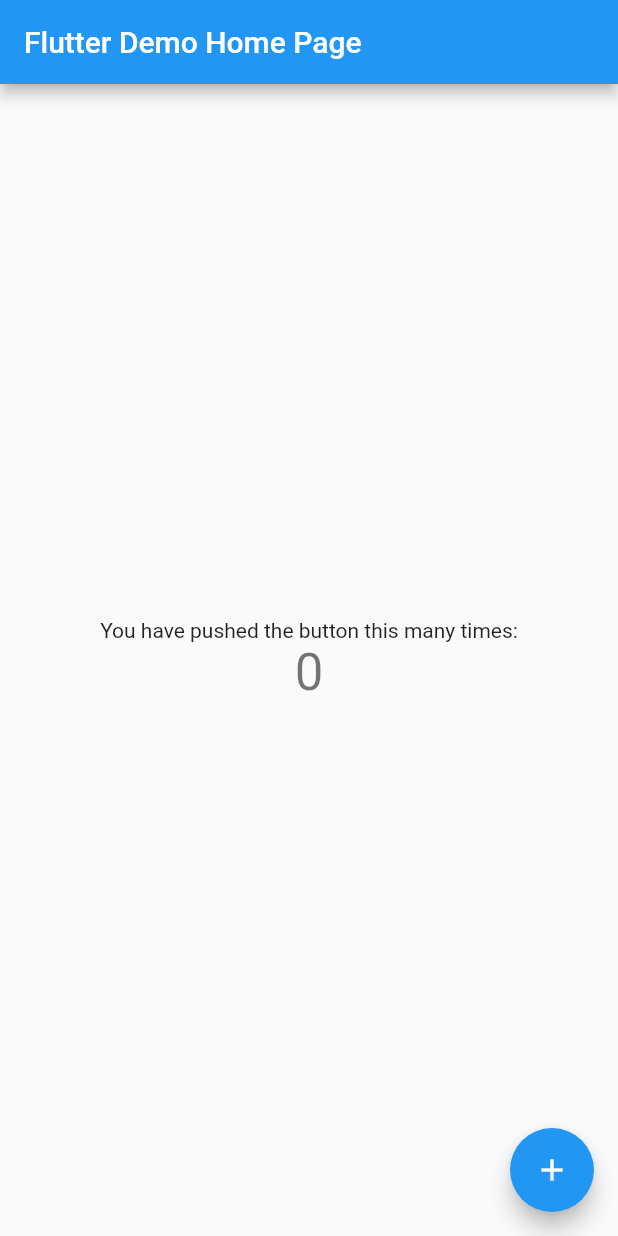
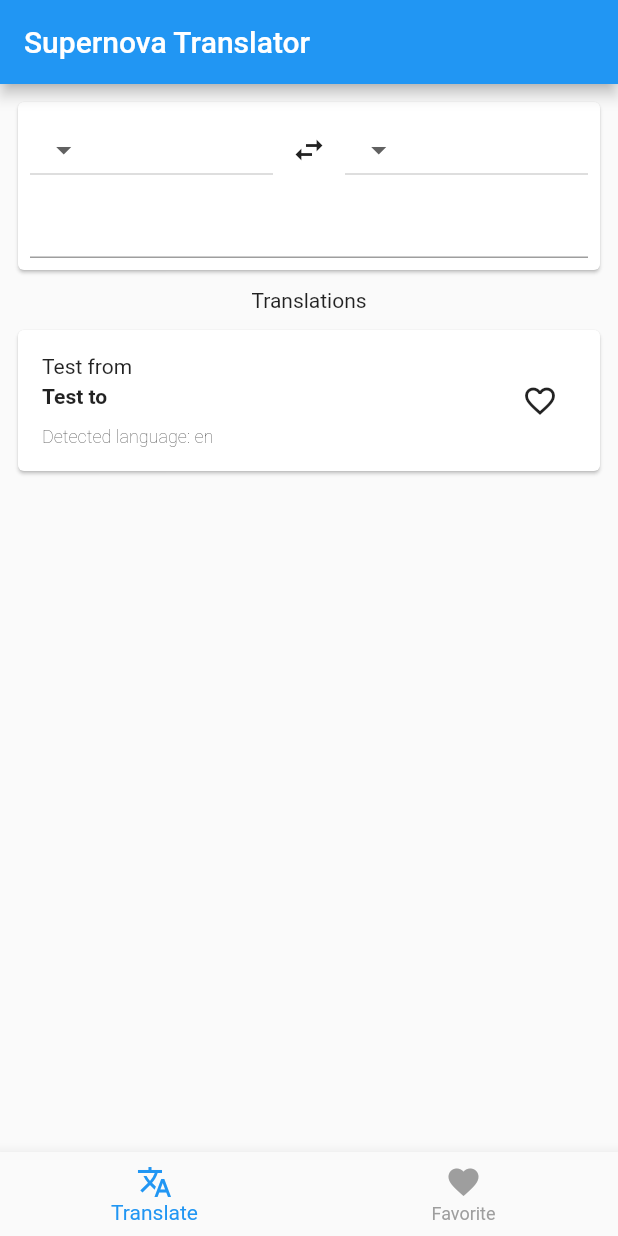
Before and after one commit to JankoLancer/supernova-translator, a Flutter app: the screen it shows after launch, on a phone screen of 412 x 824 dp. Run offline on Flutter 3.47's test engine with Material 2 defaults, Android fonts, the phone set to English and light mode, and no system bars; our stand-ins replace flutter_mobx, mobx; generated files the repository leaves out were written again.

Commit message:
Pages design and navigation

```diff
--- /dev/null
+++ b/lib/constants/enums.dart
@@ -0,0 +1 @@
+enum Pages { Home, Favorite }
--- a/lib/main.dart
+++ b/lib/main.dart
@@ -1,113 +1,98 @@
 import 'package:flutter/material.dart';
+import 'package:flutter_mobx/flutter_mobx.dart';
+import 'package:supernova_translator/constants/enums.dart';
+import 'package:supernova_translator/screens/favorite_page.dart';
+import 'package:supernova_translator/screens/translation_page.dart';
+import 'package:supernova_translator/stores/pages_store.dart';
 
 void main() {
   runApp(MyApp());
 }
 
 class MyApp extends StatelessWidget {
-  // This widget is the root of your application.
+  final _pagesStore = PagesStore(); // Instantiate the store
+
   @override
   Widget build(BuildContext context) {
     return MaterialApp(
       title: 'Flutter Demo',
       theme: ThemeData(
-        // This is the theme of your application.
-        //
-        // Try running your application with "flutter run". You'll see the
-        // application has a blue toolbar. Then, without quitting the app, try
-        // changing the primarySwatch below to Colors.green and then invoke
-        // "hot reload" (press "r" in the console where you ran "flutter run",
-        // or simply save your changes to "hot reload" in a Flutter IDE).
-        // Notice that the counter didn't reset back to zero; the application
-        // is not restarted.
         primarySwatch: Colors.blue,
       ),
-      home: MyHomePage(title: 'Flutter Demo Home Page'),
+      home: Observer(
+        builder: (_) => Scaffold(
+          appBar: _buildAppBar(),
+          body: SafeArea(
+            child: PageContainer(
+              _pagesStore.selectedDestination,
+            ),
+          ),
+          bottomNavigationBar: AppBottomNavigationBar(_pagesStore),
+        ),
+      ),
+    );
+  }
+
+  AppBar _buildAppBar() {
+    return AppBar(title: Text('Supernova Translator'));
+  }
+}
+
+class AppBottomNavigationBar extends StatelessWidget {
+  final PagesStore store;
+
+  const AppBottomNavigationBar(
+    this.store, {
+    Key? key,
+  }) : super(key: key);
+
+  @override
+  Widget build(BuildContext context) {
+    return BottomNavigationBar(
+      key: const Key('bottomNavigationBar'),
+      selectedItemColor: Colors.blue,
+      unselectedItemColor: Colors.grey,
+      currentIndex: store.selectedDestinationIndex,
+      items: PagesStoreBase.pages.map(
+        (option) {
+          switch (option) {
+            case Pages.Home:
+              return const BottomNavigationBarItem(
+                icon: Icon(Icons.translate),
+                label: 'Translate',
+              );
+            case Pages.Favorite:
+              return const BottomNavigationBarItem(
+                icon: Icon(Icons.favorite),
+                label: 'Favorite',
+              );
+            default:
+              return const BottomNavigationBarItem(
+                icon: Icon(Icons.translate),
+                label: 'Translate',
+              );
+          }
+        },
+      ).toList(),
+      onTap: (index) => store.selectPage(index),
     );
   }
 }
 
-class MyHomePage extends StatefulWidget {
-  MyHomePage({Key key, this.title}) : super(key: key);
+class PageContainer extends StatelessWidget {
+  const PageContainer(this.destination, {Key? key}) : super(key: key);
 
-  // This widget is the home page of your application. It is stateful, meaning
-  // that it has a State object (defined below) that contains fields that affect
-  // how it looks.
-
-  // This class is the configuration for the state. It holds the values (in this
-  // case the title) provided by the parent (in this case the App widget) and
-  // used by the build method of the State. Fields in a Widget subclass are
-  // always marked "final".
-
-  final String title;
-
-  @override
-  _MyHomePageState createState() => _MyHomePageState();
-}
-
-class _MyHomePageState extends State<MyHomePage> {
-  int _counter = 0;
-
-  void _incrementCounter() {
-    setState(() {
-      // This call to setState tells the Flutter framework that something has
-      // changed in this State, which causes it to rerun the build method below
-      // so that the display can reflect the updated values. If we changed
-      // _counter without calling setState(), then the build method would not be
-      // called again, and so nothing would appear to happen.
-      _counter++;
-    });
-  }
+  final Pages destination;
 
   @override
   Widget build(BuildContext context) {
-    // This method is rerun every time setState is called, for instance as done
-    // by the _incrementCounter method above.
-    //
-    // The Flutter framework has been optimized to make rerunning build methods
-    // fast, so that you can just rebuild anything that needs updating rather
-    // than having to individually change instances of widgets.
-    return Scaffold(
-      appBar: AppBar(
-        // Here we take the value from the MyHomePage object that was created by
-        // the App.build method, and use it to set our appbar title.
-        title: Text(widget.title),
-      ),
-      body: Center(
-        // Center is a layout widget. It takes a single child and positions it
-        // in the middle of the parent.
-        child: Column(
-          // Column is also a layout widget. It takes a list of children and
-          // arranges them vertically. By default, it sizes itself to fit its
-          // children horizontally, and tries to be as tall as its parent.
-          //
-          // Invoke "debug painting" (press "p" in the console, choose the
-          // "Toggle Debug Paint" action from the Flutter Inspector in Android
-          // Studio, or the "Toggle Debug Paint" command in Visual Studio Code)
-          // to see the wireframe for each widget.
-          //
-          // Column has various properties to control how it sizes itself and
-          // how it positions its children. Here we use mainAxisAlignment to
-          // center the children vertically; the main axis here is the vertical
-          // axis because Columns are vertical (the cross axis would be
-          // horizontal).
-          mainAxisAlignment: MainAxisAlignment.center,
-          children: <Widget>[
-            Text(
-              'You have pushed the button this many times:',
-            ),
-            Text(
-              '$_counter',
-              style: Theme.of(context).textTheme.headline4,
-            ),
-          ],
-        ),
-      ),
-      floatingActionButton: FloatingActionButton(
-        onPressed: _incrementCounter,
-        tooltip: 'Increment',
-        child: Icon(Icons.add),
-      ), // This trailing comma makes auto-formatting nicer for build methods.
-    );
+    switch (destination) {
+      case Pages.Home:
+        return TranslationPage();
+      case Pages.Favorite:
+        return FavoritePage();
+      default:
+        return TranslationPage();
+    }
   }
 }
--- /dev/null
+++ b/lib/screens/favorite_page.dart
@@ -0,0 +1,52 @@
+import 'package:flutter/material.dart';
+import 'package:supernova_translator/widgets/translation_card.dart';
+
+class FavoritePage extends StatelessWidget {
+  const FavoritePage({Key? key}) : super(key: key);
+
+  @override
+  Widget build(BuildContext context) {
+    return _buildBody();
+  }
+
+  Widget _buildBody() {
+    return Column(
+      children: [
+        _buildTranslations(),
+      ],
+    );
+  }
+
+  Widget _buildTranslations() {
+    return Column(
+      children: [
+        SingleChildScrollView(
+          child: Column(
+            children: [
+              TranslationCard(
+                from: 'Test from',
+                to: 'Test to',
+                detectedLang: 'en',
+              ),
+              TranslationCard(
+                from: 'Test from',
+                to: 'Test to',
+                detectedLang: 'en',
+              ),
+              TranslationCard(
+                from: 'Test from',
+                to: 'Test to',
+                detectedLang: 'en',
+              ),
+              TranslationCard(
+                from: 'Test from',
+                to: 'Test to',
+                detectedLang: 'en',
+              )
+            ],
+          ),
+        )
+      ],
+    );
+  }
+}
--- /dev/null
+++ b/lib/screens/translation_page.dart
@@ -0,0 +1,83 @@
+import 'package:flutter/material.dart';
+import 'package:supernova_translator/widgets/translation_card.dart';
+
+class TranslationPage extends StatelessWidget {
+  const TranslationPage({Key? key}) : super(key: key);
+
+  @override
+  Widget build(BuildContext context) {
+    return _buildBody();
+  }
+
+  Widget _buildBody() {
+    return Column(
+      children: [
+        _buildNewTranslation(),
+        _buildTranslations(),
+      ],
+    );
+  }
+
+  Widget _buildNewTranslation() {
+    return Padding(
+      padding: const EdgeInsets.all(8.0),
+      child: Card(
+        child: Padding(
+          padding: const EdgeInsets.all(8.0),
+          child: Column(
+            children: [
+              Row(
+                children: [
+                  Expanded(
+                    child: DropdownButton<String>(
+                      items: <String>['A', 'B', 'C', 'D'].map((String value) {
+                        return DropdownMenuItem<String>(
+                          value: value,
+                          child: Text(value),
+                        );
+                      }).toList(),
+                      onChanged: (_) {},
+                    ),
+                  ),
+                  IconButton(
+                      icon: Icon(Icons.swap_horiz), onPressed: () => null),
+                  Expanded(
+                    child: DropdownButton<String>(
+                      items: <String>['A', 'B', 'C', 'D'].map((String value) {
+                        return DropdownMenuItem<String>(
+                          value: value,
+                          child: Text(value),
+                        );
+                      }).toList(),
+                      onChanged: (_) {},
+                    ),
+                  ),
+                ],
+              ),
+              TextField()
+            ],
+          ),
+        ),
+      ),
+    );
+  }
+
+  Widget _buildTranslations() {
+    return Column(
+      children: [
+        Text('Translations'),
+        SingleChildScrollView(
+          child: Column(
+            children: [
+              TranslationCard(
+                from: 'Test from',
+                to: 'Test to',
+                detectedLang: 'en',
+              )
+            ],
+          ),
+        )
+      ],
+    );
+  }
+}
--- /dev/null
+++ b/lib/stores/pages_store.dart
@@ -0,0 +1,22 @@
+import 'package:mobx/mobx.dart';
+
+import '../constants/enums.dart';
+
+part 'pages_store.g.dart';
+
+class PagesStore = PagesStoreBase with _$PagesStore;
+
+abstract class PagesStoreBase with Store {
+  static const List<Pages> pages = Pages.values;
+
+  @observable
+  int selectedDestinationIndex = pages.indexOf(Pages.Home);
+
+  @computed
+  Pages get selectedDestination => pages[selectedDestinationIndex];
+
+  @action
+  void selectPage(int index) {
+    selectedDestinationIndex = index;
+  }
+}
--- /dev/null
+++ b/lib/widgets/translation_card.dart
@@ -0,0 +1,65 @@
+import 'package:flutter/material.dart';
+
+class TranslationCard extends StatelessWidget {
+  final String? from;
+  final String? to;
+  final String? detectedLang;
+
+  const TranslationCard({
+    Key? key,
+    @required this.from,
+    @required this.to,
+    this.detectedLang = '',
+  }) : super(key: key);
+
+  @override
+  Widget build(BuildContext context) {
+    return Padding(
+      padding: const EdgeInsets.all(8.0),
+      child: Card(
+        child: Padding(
+          padding: const EdgeInsets.all(16.0),
+          child: Row(
+            mainAxisAlignment: MainAxisAlignment.spaceBetween,
+            children: [
+              _buildTranslation(),
+              _buildFavorite(),
+            ],
+          ),
+        ),
+      ),
+    );
+  }
+
+  Widget _buildTranslation() {
+    return Flexible(
+      flex: 5,
+      child: Column(
+        crossAxisAlignment: CrossAxisAlignment.start,
+        children: [
+          Text(from!),
+          SizedBox(height: 4),
+          Text(
+            to!,
+            style: TextStyle(fontWeight: FontWeight.bold),
+          ),
+          if (detectedLang!.isNotEmpty) ...[
+            SizedBox(height: 12),
+            Text(
+              'Detected language: $detectedLang',
+              style: TextStyle(fontWeight: FontWeight.w100, fontSize: 12),
+            )
+          ]
+        ],
+      ),
+    );
+  }
+
+  Widget _buildFavorite() {
+    return Flexible(
+      flex: 1,
+      child:
+          IconButton(icon: Icon(Icons.favorite_border), onPressed: () => null),
+    );
+  }
+}
```
Also changed, not shown: pubspec.yaml (+9 -1 lines), lib/stores/pages_store.g.dart (added), pubspec.lock, 3 other files.
